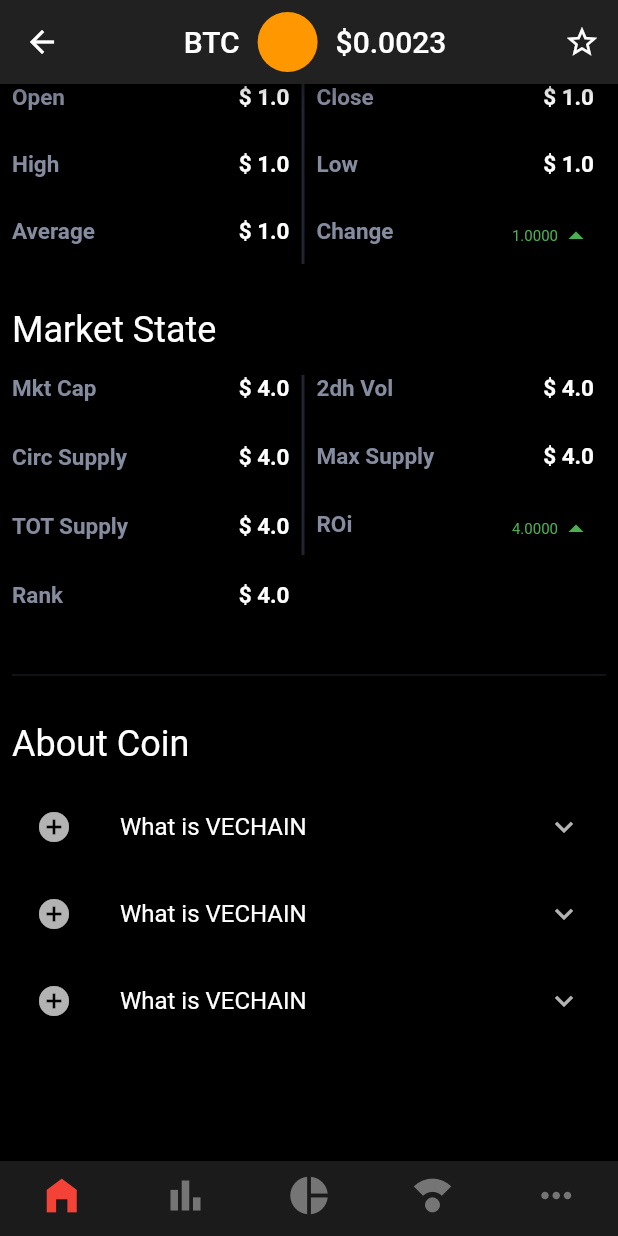
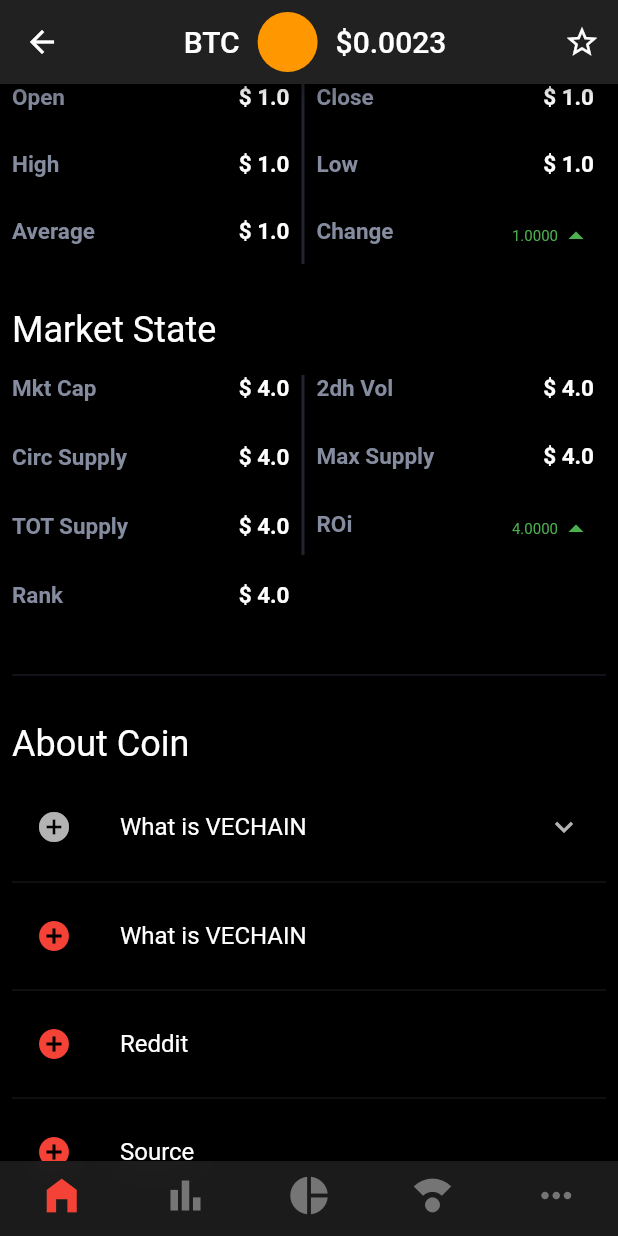
Before and after one commit to setbap/conic, a Flutter app: the screen it shows after launch, scrolled down 555 dp, on a phone screen of 412 x 824 dp. Run offline on Flutter 3.47's test engine with Material 2 defaults, Android fonts, the phone set to English and light mode, and no system bars; our stand-ins replace device_preview.

Commit message:
coin detail page

```diff
--- a/lib/pages/coin_detail/coin_detail.dart
+++ b/lib/pages/coin_detail/coin_detail.dart
@@ -2,7 +2,6 @@ import 'package:conic/pages/coin_detail/widgets/widgets.dart';
 import 'package:conic/shared_widgets/shared_widgets.dart';
 import 'package:conic/utils/colors.dart';
 import 'package:flutter/cupertino.dart';
-import 'package:flutter/gestures.dart';
 import 'package:flutter/material.dart';
 
 class CoinDetail extends StatefulWidget {
@@ -115,32 +114,52 @@ class _CoinDetailState extends State<CoinDetail> {
                 ExpansionTile(
                   title: Text("What is VECHAIN"),
                   leading: Icon(Icons.add_circle_outlined),
+                  childrenPadding: EdgeInsets.symmetric(
+                    vertical: 16,
+                    horizontal: 8,
+                  ),
+                  expandedAlignment: Alignment.centerLeft,
                   children: [
-                    Text("What is VECHAIN"),
-                    Text("What is VECHAIN"),
-                    Text("What is VECHAIN"),
+                    Text(
+                        "lorem adha siud aa oasd pASYD asdpYASPD  ya sdpAYS DPUCL HCIU DH"),
+                    SizedBox(height: 16),
+                    Wrap(
+                      spacing: 8,
+                      crossAxisAlignment: WrapCrossAlignment.start,
+                      children: [
+                        customChip("test"),
+                        customChip("asda"),
+                        customChip("test"),
+                      ],
+                    ),
                   ],
                 ),
-                ExpansionTile(
+                Divider(),
+
+                ListTile(
                   title: Text("What is VECHAIN"),
                   leading: Icon(Icons.add_circle_outlined),
-                  childrenPadding: EdgeInsets.all(16),
-                  expandedAlignment: Alignment.topLeft,
-                  children: [
-                    Text("What is VECHAIN"),
-                    Text("What is VECHAIN"),
-                    SizedBox(height: 24,),
-                    Text("What is VECHAIN"),
-                  ],
                 ),
-                ExpansionTile(
-                  title: Text("What is VECHAIN"),
+                Divider(),
+
+                ListTile(
+                  title: Text("Reddit"),
                   leading: Icon(Icons.add_circle_outlined),
-                  children: [
-                    Text("What is VECHAIN"),
-                    Text("What is VECHAIN"),
-                    Text("What is VECHAIN"),
-                  ],
+                ),                Divider(),
+
+                ListTile(
+                  title: Text("Source"),
+                  leading: Icon(Icons.add_circle_outlined),
+                ),                Divider(),
+
+                ListTile(
+                  title: Text("Twitter"),
+                  leading: Icon(Icons.add_circle_outlined),
+                ),
+                Divider(),
+                ListTile(
+                  title: Text("Chat"),
+                  leading: Icon(Icons.add_circle_outlined),
                 ),
               ],
             ),
@@ -154,4 +173,15 @@ class _CoinDetailState extends State<CoinDetail> {
       ],
     );
   }
+
+  Chip customChip(String text) {
+    return Chip(
+      label: Text(text),
+      backgroundColor: Colors.black,
+      shape: RoundedRectangleBorder(
+        side: BorderSide(width: 1, color: DarkForeground,),
+        borderRadius: BorderRadius.circular(8)
+      ),
+    );
+  }
 }
--- a/lib/shared_widgets/price_change.dart
+++ b/lib/shared_widgets/price_change.dart
@@ -32,7 +32,7 @@ class PriceChange extends StatelessWidget {
               mainAxisAlignment: MainAxisAlignment.spaceBetween,
               children: [
                 Text(
-                  "${price} \$",
+                  "$price \$",
                   style: TextStyle(
                     fontSize: 28,
                   ),
```
